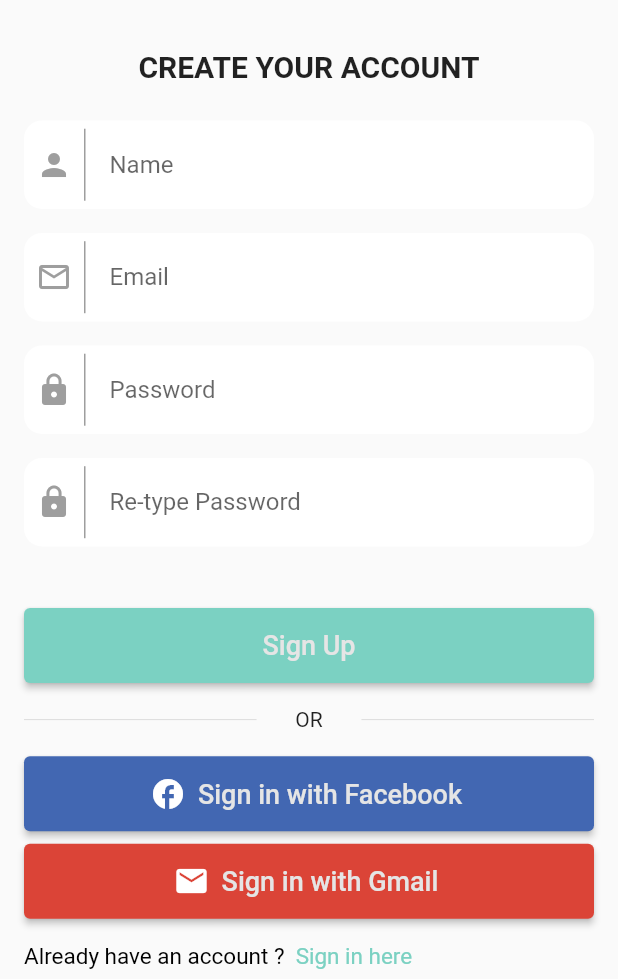
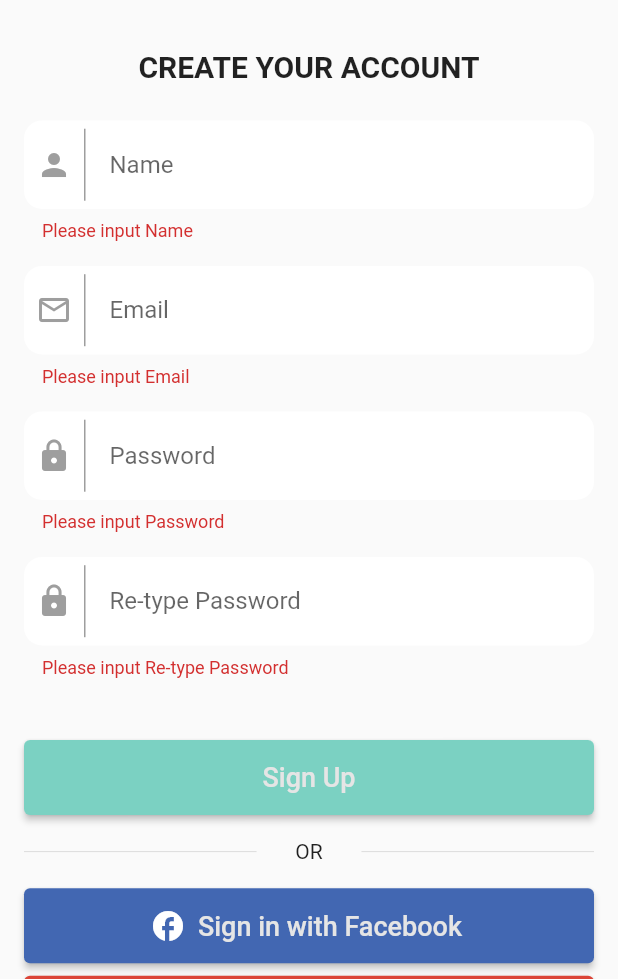
Before and after one commit to jaspreetsc30/OnlineEyeTestApp, a Flutter app: the SignUpPage screen opened directly, after a tap on "Sign Up", on a phone screen of 412 x 824 dp, the part 257-1236 px from its top. Run offline on Flutter 3.47's test engine with Material 2 defaults, Android fonts, the light colour scheme and no system bars; our stand-ins replace carousel_slider, dots_indicator; missing offline and left inert: dart:html, shared_preferences_web.

Commit message:
feat: signin validation complete

```diff
--- a/lib/Pages/signin/SignIn.dart
+++ b/lib/Pages/signin/SignIn.dart
@@ -17,6 +17,14 @@ class _SignInPageState extends State<SignInPage> {
     FocusNode(),
   ];
 
+  List <TextEditingController> textControllers = [
+    TextEditingController(),
+    TextEditingController(),
+  ];
+
+
+
+
   @override
   void initState() {
     // TODO: implement initState
@@ -32,8 +40,6 @@ class _SignInPageState extends State<SignInPage> {
     RelativeSize().initialize(context);
     double height = RelativeSize.relativeHeight!;
     double width = RelativeSize.relativeWidth!;
-
-
 
 
     return Scaffold(
@@ -70,8 +76,8 @@ class _SignInPageState extends State<SignInPage> {
                 Padding(
                   padding: const EdgeInsets.symmetric(horizontal: 16),
                   child: Column(children: [
-                    FormInput(hint: "Email", icon: Icons.email_outlined, inputType: TextInputType.emailAddress, inputAction: TextInputAction.next, focusNode: _SignUpNodes[0]),
-                    FormInput(hint: "Password", icon: Icons.lock, inputType: TextInputType.visiblePassword, inputAction: TextInputAction.next, focusNode: _SignUpNodes[1]),
+                    FormInput(hint: "Email", icon: Icons.email_outlined, inputType: TextInputType.emailAddress, inputAction: TextInputAction.next, focusNode: _SignUpNodes[0], controller: TextEditingController(),),
+                    FormInput(hint: "Password", icon: Icons.lock, inputType: TextInputType.visiblePassword, inputAction: TextInputAction.next, focusNode: _SignUpNodes[1] , controller: TextEditingController(),),
                     SizedBox(
                       height: height * 4,
                     ),
--- a/lib/Pages/signin/SignUp.dart
+++ b/lib/Pages/signin/SignUp.dart
@@ -7,6 +7,7 @@ import 'package:application/Pages/signin/SignIn.dart';
 import 'package:flutter/material.dart';
 import 'package:application/responsiveness/RelativeSize.dart';
 import 'package:flutter/gestures.dart';
+
 
 
 class SignUpPage extends StatefulWidget {
@@ -25,7 +26,34 @@ class _SignUpPageState extends State<SignUpPage> {
     FocusNode(),
   ];
 
-@override
+  List <TextEditingController> textControllers = [
+    TextEditingController(),
+    TextEditingController(),
+    TextEditingController(),
+    TextEditingController(),
+  ];
+
+  //forreconfirming
+  var password = GlobalKey<FormFieldState>();
+
+
+  Object formvalues = {"Name": '', "Email": "", "Password": "","Re-type Password": '' };
+  final _signupkeys = GlobalKey<FormState>();
+  void onSubmit(){
+    if (!_signupkeys.currentState!.validate())
+      return ;
+
+    //now check if the passwords match
+    if (textControllers[2].text != textControllers[3].text)
+      return ;
+
+
+    //use api calls here , use textControllers[i].text to retrieve form text
+    textControllers.forEach((element) {print(element.text);});
+  }
+
+
+  @override
   void initState() {
     // TODO: implement initState
     super.initState();
@@ -67,16 +95,25 @@ class _SignUpPageState extends State<SignUpPage> {
                 Padding(
                   padding: const EdgeInsets.symmetric(horizontal: 16),
                   child: Column(children: [
-                    FormInput(hint: "Name", icon: Icons.person, inputType: TextInputType.name, inputAction: TextInputAction.next, focusNode: _SignUpNodes[0]),
-                    FormInput(hint: "Email", icon: Icons.email_outlined, inputType: TextInputType.emailAddress, inputAction: TextInputAction.next, focusNode: _SignUpNodes[1]),
-                    FormInput(hint: "Password", icon: Icons.lock, inputType: TextInputType.visiblePassword, inputAction: TextInputAction.next, focusNode: _SignUpNodes[2]),
-                    FormInput(hint: "Re-type Password", icon: Icons.lock, inputType: TextInputType.emailAddress, inputAction: TextInputAction.none, focusNode: _SignUpNodes[3]),
+                    Form(
+
+                      key: _signupkeys,
+                      child: Column(
+                        children: [
+                          FormInput(hint: "Name", icon: Icons.person, inputType: TextInputType.name, inputAction: TextInputAction.next, focusNode: _SignUpNodes[0], controller:textControllers[0] ),
+                          FormInput(hint: "Email", icon: Icons.email_outlined, inputType: TextInputType.emailAddress, inputAction: TextInputAction.next, focusNode: _SignUpNodes[1], controller:textControllers[1]),
+                          FormInput(hint: "Password", icon: Icons.lock, inputType: TextInputType.visiblePassword, inputAction: TextInputAction.next, focusNode: _SignUpNodes[2], controller:textControllers[2]),
+                          FormInput(hint: "Re-type Password", icon: Icons.lock, inputType: TextInputType.emailAddress, inputAction: TextInputAction.none, focusNode: _SignUpNodes[3], controller:textControllers[3]),
+                        ],
+                      ),
+                    ),
                     SizedBox(
                       height: height * 4,
                     ),
                     ElevatedButton(
 
                         onPressed: () {
+                          onSubmit();
                           // Navigator.push(context , MaterialPageRoute(builder: (context)=>SignUpPage()));
                         },
                         child: Text("Sign Up" ,style: TextStyle(fontSize:18)),
@@ -186,9 +223,10 @@ class FormInput extends StatelessWidget {
   final TextInputType inputType;
   final TextInputAction inputAction;
   final FocusNode focusNode;
+  final TextEditingController controller;
 
   const FormInput({
-    Key? key,required this.hint,required this.icon, required this.inputType , required this.inputAction , required this.focusNode
+    Key? key,required this.hint,required this.icon, required this.inputType , required this.inputAction , required this.focusNode,required this.controller
   }) : super(key: key);
 
   @override
@@ -196,6 +234,34 @@ class FormInput extends StatelessWidget {
     return Padding(
       padding: const EdgeInsets.symmetric(vertical: 8.0),
       child: TextFormField(
+
+        controller: controller,
+        validator: (value){
+
+
+          if (value!.isEmpty ){
+            return "Please input ${this.hint}";
+          }
+          if (this.hint == "Name" && !RegExp(r'^[a-z A-Z]+$').hasMatch(value!)){
+            return "Please Enter Valid Name";
+          }
+          if (this.hint == "Password" ){
+
+            bool hasUppercase = value.contains(new RegExp(r'[A-Z]'));
+            bool hasDigits = value.contains(new RegExp(r'[0-9]'));
+            bool hasSpecialCharacters = value.contains(new RegExp(r'[!@#$%^&*(),.?":{}|<>]'));
+            bool hasMinLength = value.length > 8;
+
+            if (!(hasDigits & hasUppercase  & hasSpecialCharacters & hasMinLength))return "Invalid Password: At least 1 Uppercase,number, special character and 8 digits";
+          }
+          if (this.hint == "Email"){
+            bool emailValid = RegExp(r"^[a-zA-Z0-9.a-zA-Z0-9.!#$%&'*+-/=?^_`{|}~]+@[a-zA-Z0-9]+\.[a-zA-Z]+").hasMatch(value);
+            if (!emailValid)
+              return "Please input a valid Email";
+
+          }
+
+        },
         keyboardType: inputType,
         textInputAction: inputAction,
         focusNode: focusNode,
@@ -203,6 +269,7 @@ class FormInput extends StatelessWidget {
         decoration: InputDecoration(
           filled: true,
           fillColor: Colors.white,
+          errorMaxLines: 2,
           border: OutlineInputBorder(
             borderRadius: BorderRadius.circular(12),
             borderSide: BorderSide.none,
--- a/pubspec.yaml
+++ b/pubspec.yaml
@@ -49,6 +49,7 @@ dev_dependencies:
   # rules and activating additional ones.
   flutter_lints: ^1.0.0
   flutter_native_splash: ^1.2.1
+
 
 flutter_native_splash:
   background_image: "assets/images/splashscreen/eye_logo.png"
```
Also changed, not shown: lib/main.dart (+0 -57 lines), pubspec.lock, 9 other files.
